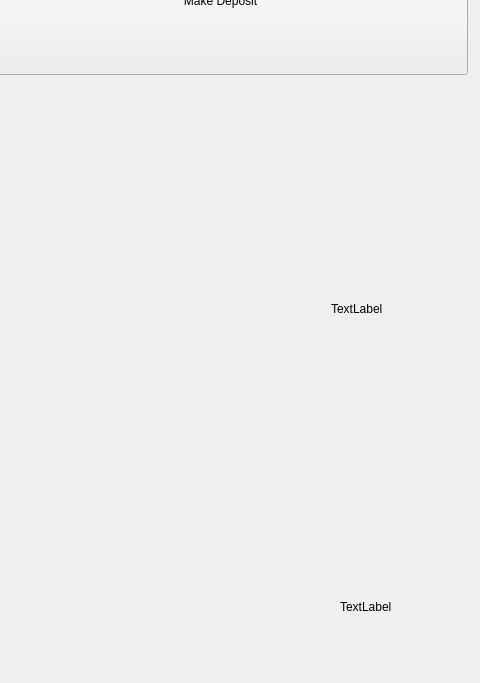
eguzki/penyamanager, file penyamanager/user/depositwindow.ui: the form before one commit; both pictures show x 544 to 1024 and y 85 to 768 of the 1024 by 768 pixel window.
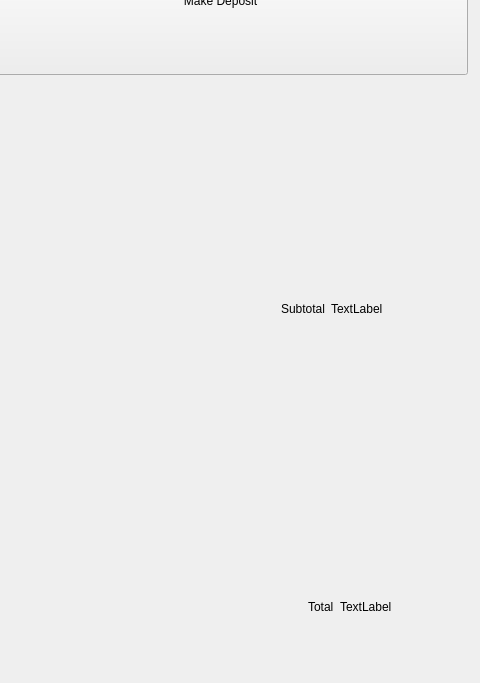
The form after the commit.

The edit to the form file:
```diff
--- a/penyamanager/user/depositwindow.ui
+++ b/penyamanager/user/depositwindow.ui
@@ -92,7 +92,7 @@
     <widget class="QWidget" name="numPadWidget" native="true">
      <layout class="QHBoxLayout" name="horizontalLayout_6">
       <item>
-       <widget class="QWidget" name="numPadWidget" native="true">
+       <widget class="QWidget" name="numPadWidget1" native="true">
         <property name="minimumSize">
          <size>
           <width>366</width>
@@ -353,6 +353,13 @@
            </property>
           </spacer>
          </item>
+         <item>
+          <widget class="QLabel" name="label">
+           <property name="text">
+            <string>Subtotal</string>
+           </property>
+          </widget>
+         </item>
          <item>
           <widget class="QLabel" name="depositLabel">
            <property name="minimumSize">
@@ -388,6 +395,13 @@
         </property>
        </spacer>
       </item>
+      <item>
+       <widget class="QLabel" name="label_2">
+        <property name="text">
+         <string>Total</string>
+        </property>
+       </widget>
+      </item>
       <item>
        <widget class="QLabel" name="newBalanceLabel">
         <property name="minimumSize">
```
Left out of the diff: 2 changed lines with no effect on the pictures.
